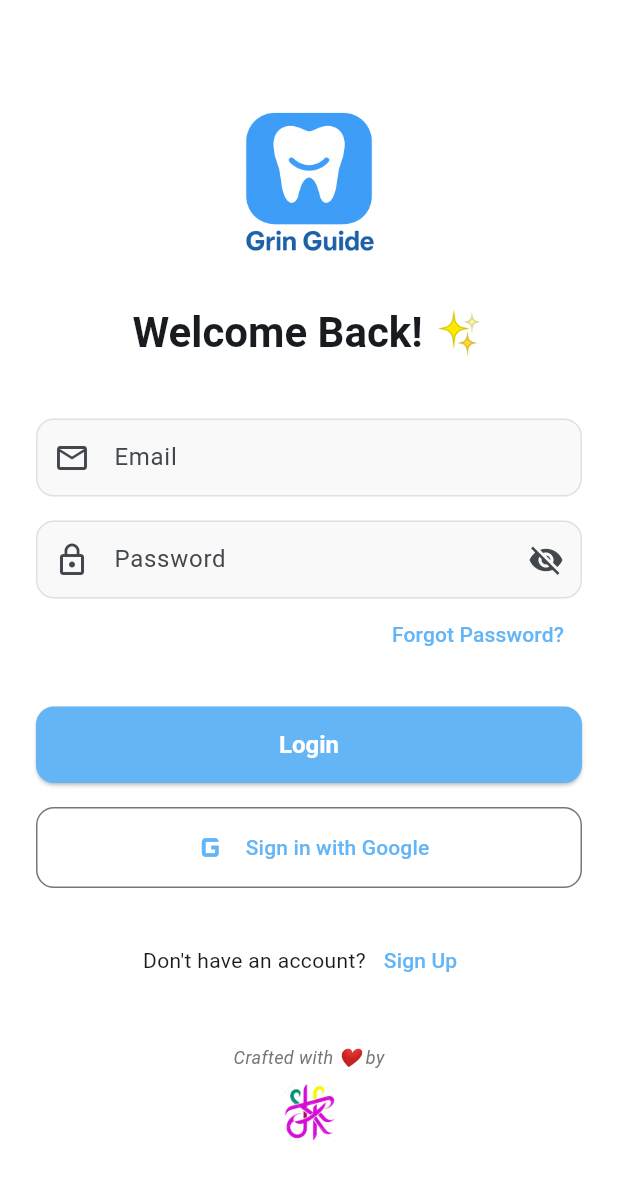
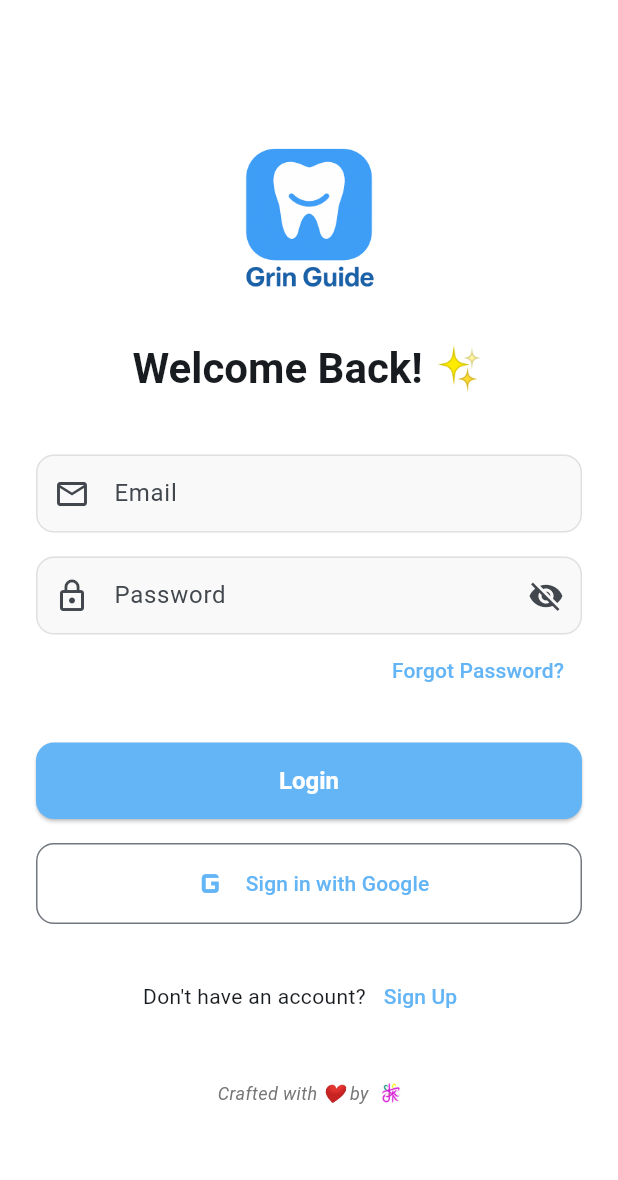
Before and after one commit to gringuide2025/GrinGuide-, a Flutter app: the screen it shows after launch, on a phone screen of 412 x 824 dp. Shown: the top 1180 px of the screen. Run offline on Flutter 3.47's test engine with Material 3 defaults, Android fonts, the phone set to English and light mode, and no system bars; our stand-ins replace audioplayers, cloud_firestore, firebase_auth, firebase_core, fl_chart, flutter_local_notifications and 9 more; missing offline and left inert: onesignal_flutter, syncfusion_flutter_pdfviewer; accounts and stored records are empty; statements that could not run were skipped.

Commit message:
style: refine personal branding layout on login screen

```diff
--- a/lib/features/auth/login_screen.dart
+++ b/lib/features/auth/login_screen.dart
@@ -233,7 +233,8 @@ class _LoginScreenState extends ConsumerState<LoginScreen> {
                   ],
                 ),
                 const SizedBox(height: 32),
-                Column(
+                Row(
+                  mainAxisAlignment: MainAxisAlignment.center,
                   children: [
                     Text(
                       "Crafted with ❤️ by",
@@ -243,10 +244,10 @@ class _LoginScreenState extends ConsumerState<LoginScreen> {
                         fontStyle: FontStyle.italic,
                       ),
                     ),
-                    const SizedBox(height: 8),
+                    const SizedBox(width: 8),
                     Image.asset(
                       'assets/images/login logo.png',
-                      height: 40,
+                      height: 14,
                     ),
                   ],
                 ),
```
